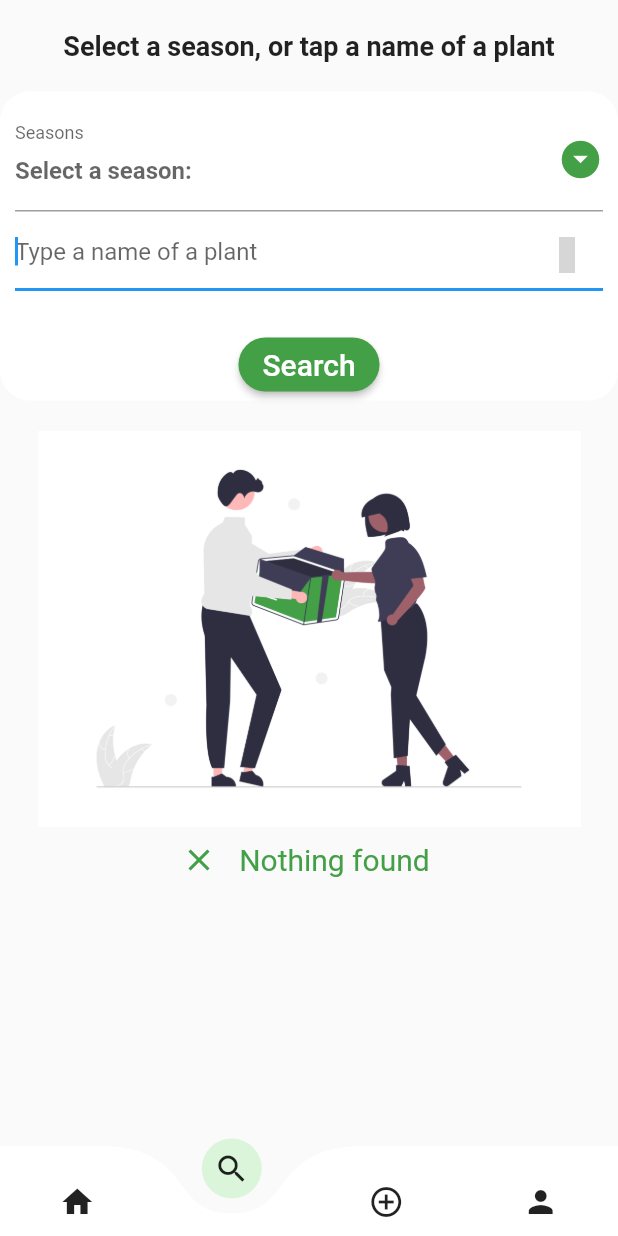
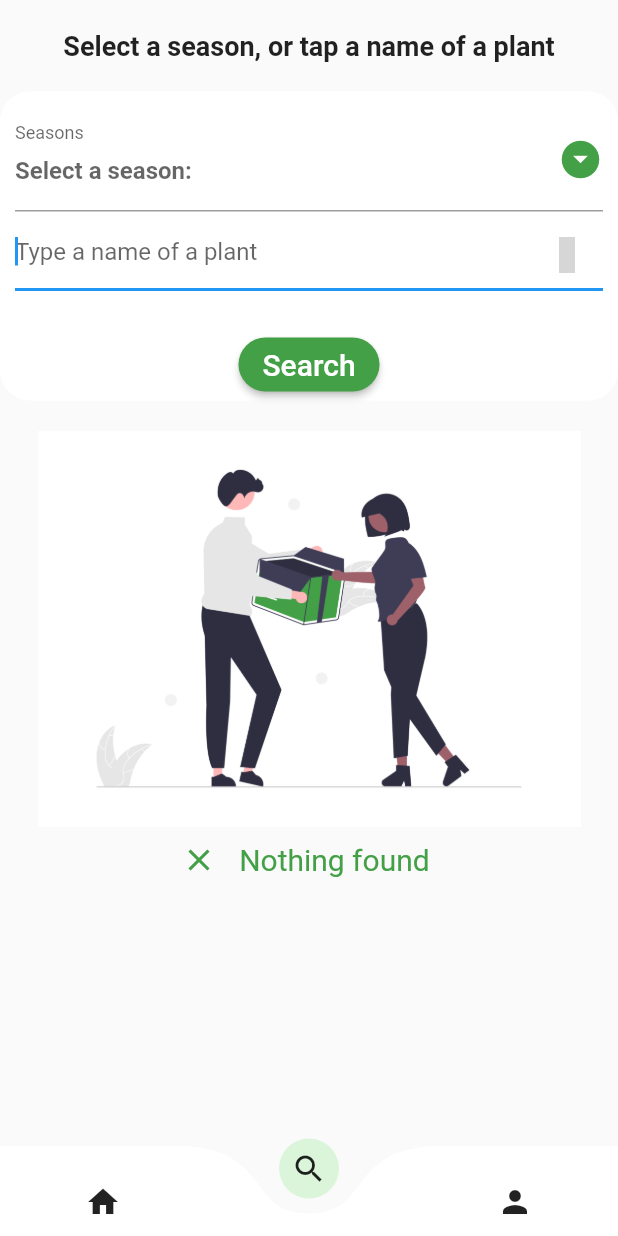
Before and after one commit to ourahma/agriculture-mobile, a Flutter app: the Navigation screen opened directly, item 2 of the bottom bar chosen, on a phone screen of 412 x 824 dp. Run offline on Flutter 3.47's test engine with Material 2 defaults, Android fonts, the phone set to English and light mode, and no system bars; drawn by our look-alikes of curved_navigation_bar; our stand-ins replace bloc, charts_flutter, connectivity_plus, equatable, flutter_bloc, flutter_native_splash and 16 more; missing offline and left inert: app_settings, google_maps_webservice, mongo_dart; accounts and stored records are empty; network calls fail; Roboto replaces fonts that are missing (Alike); grey boxes are pictures that could not be loaded.

Commit message:
Update Navigationbar.dart

```diff
--- a/projetagri/lib/UI/Items/Navigationbar.dart
+++ b/projetagri/lib/UI/Items/Navigationbar.dart
@@ -22,7 +22,7 @@
   final search= const SearchPage();
   final profile= const ProfilePage();
   final addesp=const AddEsp();
-  final detail= const DetailPage();
+  //final detail= const DetailPage();
 
   int _page=0;
   final GlobalKey<CurvedNavigationBarState> _bottomNavigationKey = GlobalKey();
@@ -33,8 +33,8 @@
       case 1:
         return search;
       case 2:
-        return detail;
-      case 3:
+      //   return detail;
+      // case 3:
         return profile;
       default:
         return Container(child: const Text("No Page found"),);
@@ -58,7 +58,7 @@
         items: const [
           Icon(Icons.home),
           Icon(Icons.search_outlined),
-          Icon(Icons.add_circle_outline),
+          //Icon(Icons.add_circle_outline),
           Icon(Icons.person)
         ],
       ),
```
